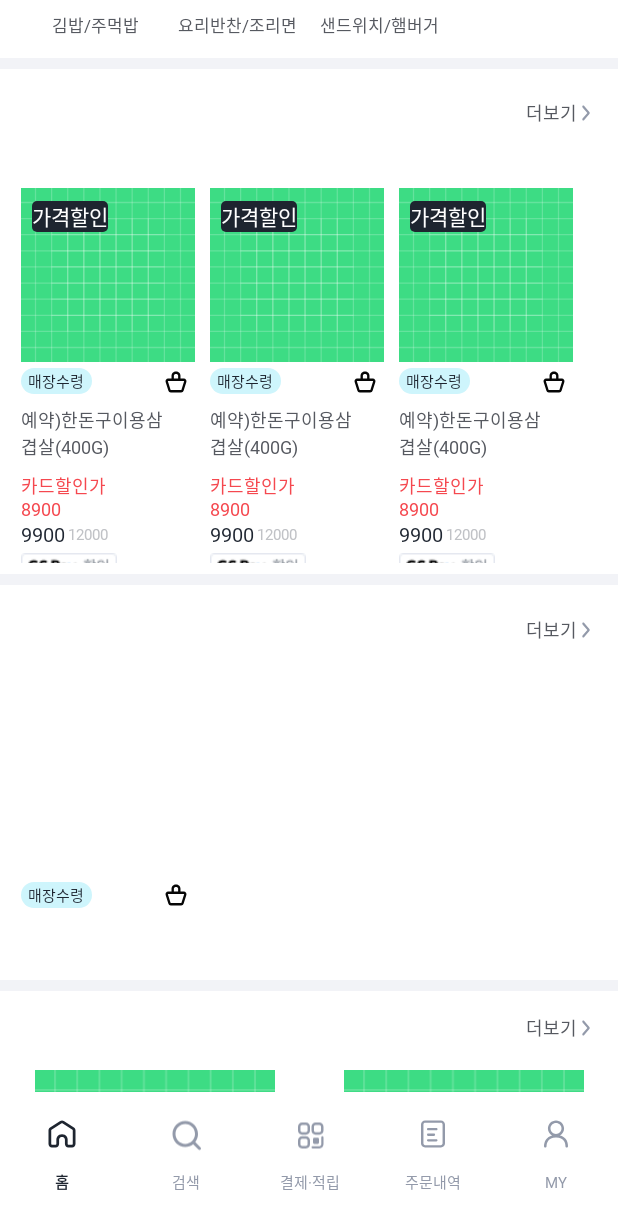
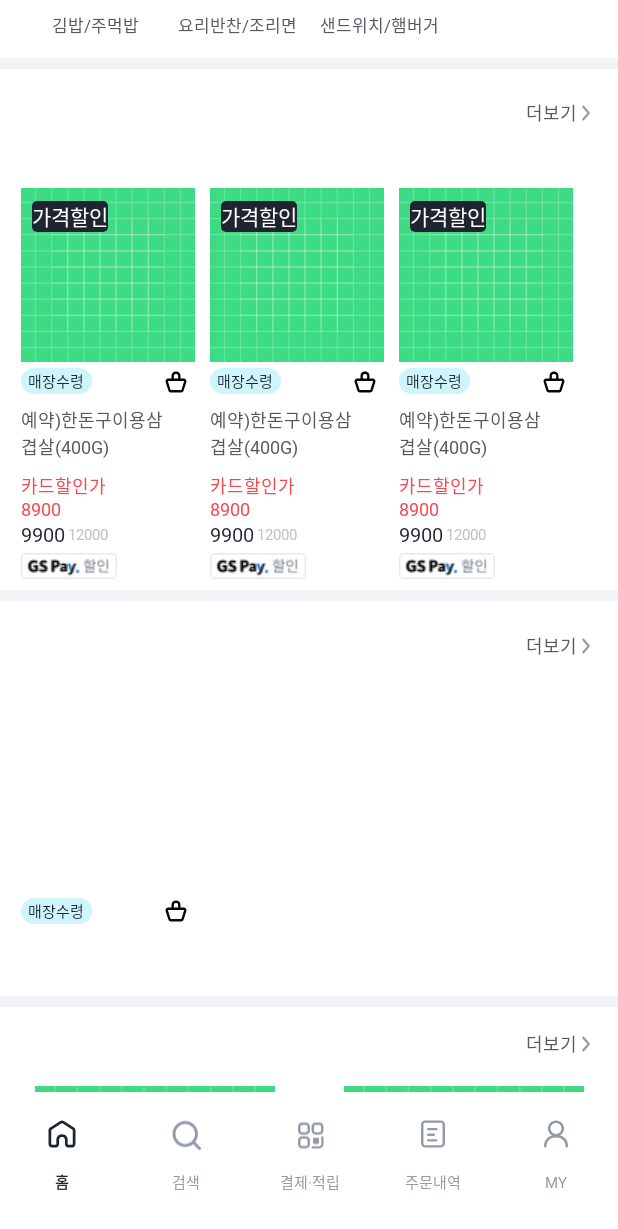
Before and after one commit to NOW-SOPT-APP7-GS-HOMETOWN/GsHometown-Android, an Android app: the ReserveFragment screen opened through its navigation route, scrolled down 509 dp, on a phone screen of 412 x 824 dp. Shown: the top 1229 px of the screen. Run offline under Robolectric (Android 15) with nearby library versions, the phone set to English and light mode, and no system bars; our stand-ins replace data binding, navigation-ui.

Commit message:
#12 [UI] : item 크기 명시 -> wrap으로 수정

```diff
--- a/app/src/main/res/layout/item_reserve_category.xml
+++ b/app/src/main/res/layout/item_reserve_category.xml
@@ -2,8 +2,8 @@
 <androidx.constraintlayout.widget.ConstraintLayout xmlns:android="http://schemas.android.com/apk/res/android"
     xmlns:app="http://schemas.android.com/apk/res-auto"
     xmlns:tools="http://schemas.android.com/tools"
-    android:layout_width="160dp"
-    android:layout_height="327dp">
+    android:layout_width="wrap_content"
+    android:layout_height="wrap_content">
 
     <ImageView
         android:id="@+id/iv_reserve_category_image"
--- a/app/src/main/res/layout/item_reserve_category2.xml
+++ b/app/src/main/res/layout/item_reserve_category2.xml
@@ -2,8 +2,8 @@
 <androidx.constraintlayout.widget.ConstraintLayout xmlns:android="http://schemas.android.com/apk/res/android"
     xmlns:app="http://schemas.android.com/apk/res-auto"
     xmlns:tools="http://schemas.android.com/tools"
-    android:layout_width="160dp"
-    android:layout_height="327dp">
+    android:layout_width="wrap_content"
+    android:layout_height="wrap_content">
 
     <ImageView
         android:id="@+id/iv_reserve_category2_image"
--- a/app/src/main/res/layout/item_reserve_discount_menu.xml
+++ b/app/src/main/res/layout/item_reserve_discount_menu.xml
@@ -2,8 +2,8 @@
 <androidx.constraintlayout.widget.ConstraintLayout xmlns:android="http://schemas.android.com/apk/res/android"
     xmlns:app="http://schemas.android.com/apk/res-auto"
     xmlns:tools="http://schemas.android.com/tools"
-    android:layout_width="116dp"
-    android:layout_height="250dp"
+    android:layout_width="wrap_content"
+    android:layout_height="wrap_content"
     android:layout_marginEnd="10dp">
 
     <ImageView
--- a/app/src/main/res/layout/item_reserve_menu_list.xml
+++ b/app/src/main/res/layout/item_reserve_menu_list.xml
@@ -2,8 +2,8 @@
 <androidx.constraintlayout.widget.ConstraintLayout xmlns:android="http://schemas.android.com/apk/res/android"
     xmlns:app="http://schemas.android.com/apk/res-auto"
     xmlns:tools="http://schemas.android.com/tools"
-    android:layout_width="67dp"
-    android:layout_height="86dp">
+    android:layout_width="wrap_content"
+    android:layout_height="wrap_content">
 
     <ImageView
         android:id="@+id/iv_reserve_list_image"
```
